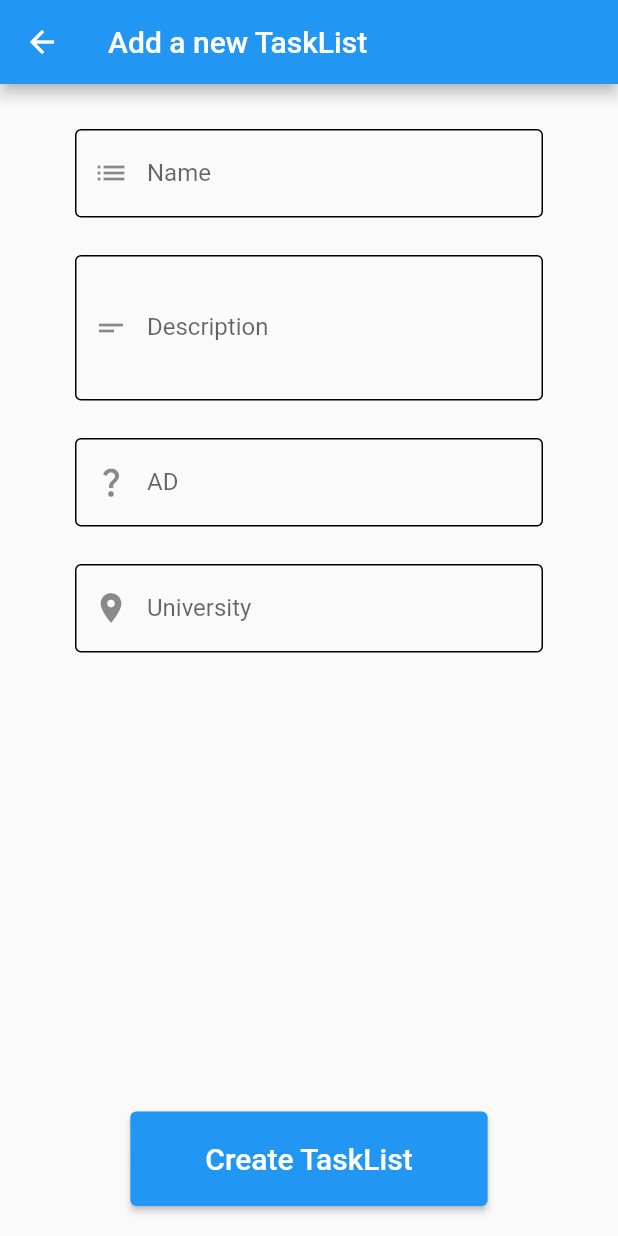
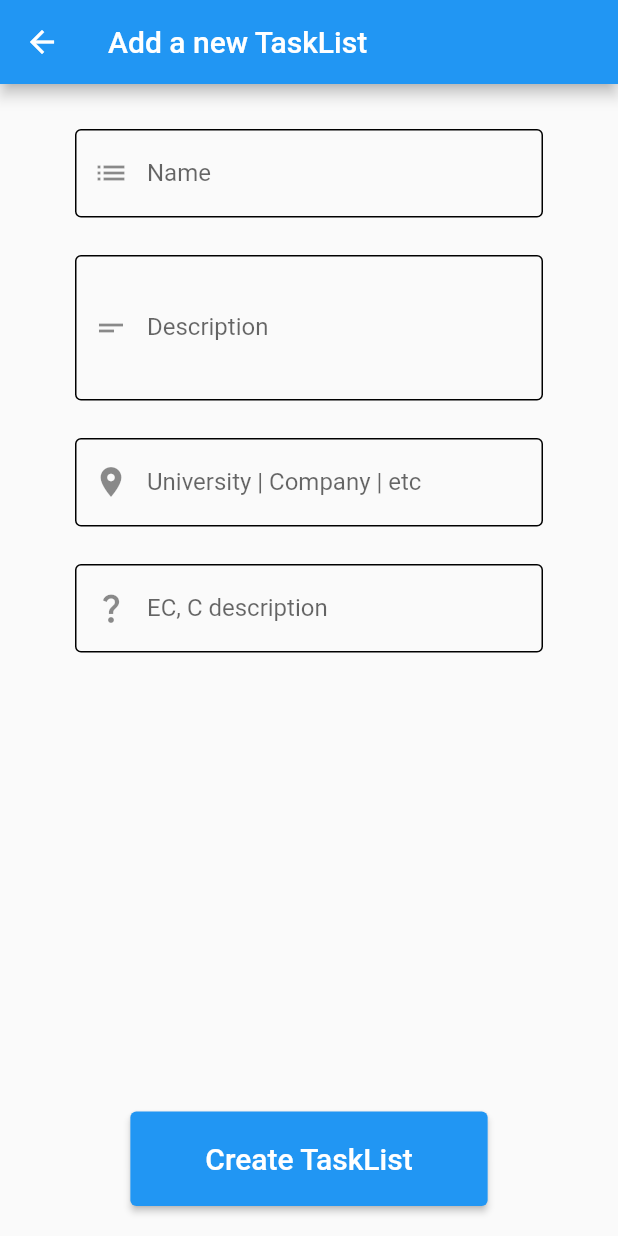
Before and after one commit to MohammadHuseyn/stodo, a Flutter app: the AddTaskList screen opened directly with empty values, on a phone screen of 412 x 824 dp. Run offline on Flutter 3.47's test engine with Material 2 defaults, Android fonts, the phone set to English and light mode, and no system bars.

Commit message:
changing some labels

```diff
--- a/lib/dart files/AddTaskList.dart
+++ b/lib/dart files/AddTaskList.dart
@@ -17,8 +17,9 @@ class AddTaskList extends StatefulWidget {
 class _AddTaskListState extends State<AddTaskList> {
   var nameController = TextEditingController();
   var descriptionController = TextEditingController();
-  var universityController = TextEditingController();
-  var ADController = TextEditingController();
+  var educationCenterController = TextEditingController();
+  var educationCenterDescriptionController = TextEditingController();
+
 
   @override
   Widget build(BuildContext context) {
@@ -65,16 +66,16 @@ class _AddTaskListState extends State<AddTaskList> {
           Padding(
             padding: const EdgeInsets.only(left: 50, right: 50, top: 25),
             child: TextField(
-              controller: ADController,
+              controller: educationCenterController,
               decoration: const InputDecoration(
                 border: OutlineInputBorder(borderSide: BorderSide()),
-                hintText: 'Which major are you studying?',
+                hintText: 'Which University, institute, Company, etc is this for?',
                 hintStyle: TextStyle(),
                 labelStyle: TextStyle(),
                 enabledBorder: OutlineInputBorder(borderSide: BorderSide()),
-                labelText: 'AD',
+                labelText: 'University | Company | etc',
                 prefixIcon: Icon(
-                  Icons.question_mark,
+                  Icons.place,
                 ),
               ),
             ),
@@ -82,16 +83,16 @@ class _AddTaskListState extends State<AddTaskList> {
           Padding(
             padding: const EdgeInsets.only(left: 50, right: 50, top: 25),
             child: TextField(
-              controller: universityController,
+              controller: educationCenterDescriptionController,
               decoration: const InputDecoration(
                 border: OutlineInputBorder(borderSide: BorderSide()),
-                hintText: 'Which University are you studying in?',
+                hintText: 'Add some description if you like about last field ',
                 hintStyle: TextStyle(),
                 labelStyle: TextStyle(),
                 enabledBorder: OutlineInputBorder(borderSide: BorderSide()),
-                labelText: 'University',
+                labelText: 'EC, C description',
                 prefixIcon: Icon(
-                  Icons.place,
+                  Icons.question_mark,
                 ),
               ),
             ),
@@ -107,9 +108,33 @@ class _AddTaskListState extends State<AddTaskList> {
                 ),
                 child: Text("Create TaskList",style: TextStyle(fontSize: 20),),
                 onPressed: (){
-                  TaskList list = new TaskList(name: nameController.text, AD: ADController.text, university: universityController.text, creator: widget.mainUser, description: descriptionController.text);
-                  setStateNewTaskList(list);
-                  Navigator.push(context, MaterialPageRoute(builder: (context) => MyHomePage(title: "Stodo", mainUser: widget.mainUser)));
+                  if (nameController.text == "" || descriptionController.text == "" || educationCenterController.text == ""){
+                    String toast = "";
+                    if (nameController.text == ""){
+                      toast = "\"Name\"";
+                    }
+                    if(descriptionController.text == ""){
+                      toast += toast == ""? "":", ";
+                      toast += "\"Description\"";
+                    }
+                    if (educationCenterController.text == ""){
+                      toast += toast == ""? "":", ";
+                      toast += "\"University\\Company\"";
+                    }
+                    ScaffoldMessenger.of(context).showSnackBar(SnackBar(
+                      content: Row(
+                        children: [
+                          Icon(Icons.info,color: Colors.white,),
+                          SizedBox(width: 5,),
+                          Text(toast + " Can not be empty"),
+                        ],
+                      ),
+                    ));
+                  }else{
+                    TaskList list = new TaskList(name: nameController.text,educationCenter: educationCenterController.text, educationCenterDescription: educationCenterController.text, creator: widget.mainUser, description: descriptionController.text);
+                    setStateNewTaskList(list);
+                    Navigator.push(context, MaterialPageRoute(builder: (context) => MyHomePage(title: "Stodo", mainUser: widget.mainUser)));
+                  }
                 },
               ),
             )
```
